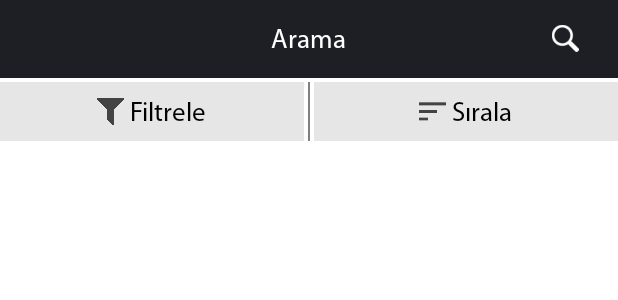
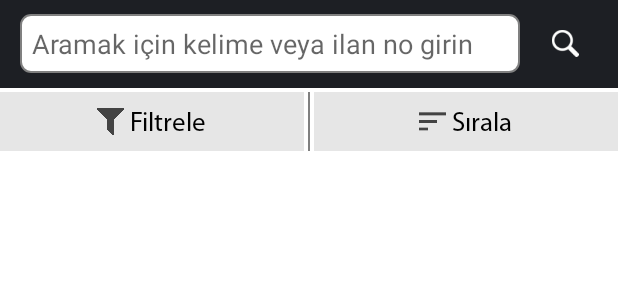
Before and after one commit to alimoguz/ServisCepde, an Android app: the layout search_fragment.xml on its own in the app's theme, with its tools: preview values and no code run, on a phone screen of 412 x 824 dp. Shown: the top 300 px of the screen. Run offline under Robolectric (Android 15) with nearby library versions, the phone set to English and light mode, and no system bars.

Commit message:
Minor Bug Fix v2

```diff
--- a/app/src/main/res/layout/row_ilanlarim.xml
+++ b/app/src/main/res/layout/row_ilanlarim.xml
@@ -133,6 +133,7 @@
             android:layout_weight="1"
             android:text="@string/Güncelle"
             android:textSize="@dimen/_13ssp"
+            android:visibility="gone"
             android:gravity="center"
             android:textColor="@color/colorYellow"
             android:background="@drawable/background_edit_profile" />
--- a/app/src/main/res/layout/search_fragment.xml
+++ b/app/src/main/res/layout/search_fragment.xml
@@ -5,18 +5,20 @@
 
     <RelativeLayout
         android:layout_width="match_parent"
-        android:layout_height="@dimen/_40sdp"
+        android:layout_height="@dimen/_45sdp"
         android:background="@color/appColor">
 
         <EditText
             android:id="@+id/edtArama"
+            android:paddingStart="@dimen/_6sdp"
+            android:paddingEnd="@dimen/_2sdp"
             android:layout_width="match_parent"
-            android:layout_height="@dimen/_25sdp"
-            android:background="@color/colorWhite"
             android:layout_centerVertical="true"
-            android:layout_marginStart="@dimen/_20sdp"
+            android:layout_marginStart="@dimen/_10sdp"
             android:layout_marginEnd="@dimen/_50sdp"
-            android:visibility="gone"
+            android:layout_height="@dimen/_30sdp"
+            android:hint="@string/SearchHint"
+            android:background="@drawable/edittext_search"
              />
 
 
@@ -26,6 +28,7 @@
             android:layout_height="wrap_content"
             android:text="@string/Arama"
             android:textSize="@dimen/_14ssp"
+            android:visibility="gone"
             android:textColor="@color/colorWhite"
             android:fontFamily="@font/myriadpro_regular"
             android:layout_centerInParent="true" />
```
Also changed, not shown: app/src/main/java/serviscepde/com/tr/Fragment/SearchFragment.java (+32 -10 lines).
